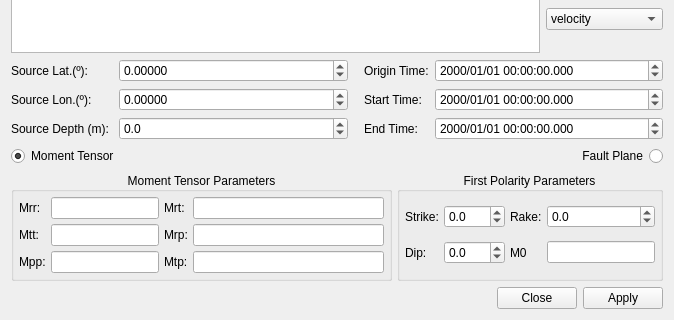
This is isp/resources/designer_uis/SyntheticsGeneratorDialog.ui in ProjectISP/ISP as Qt 5 draws it before an edit; both pictures show x 0 to 674 and y 303 to 623 of the 674 by 623 pixel window. The edited form follows.
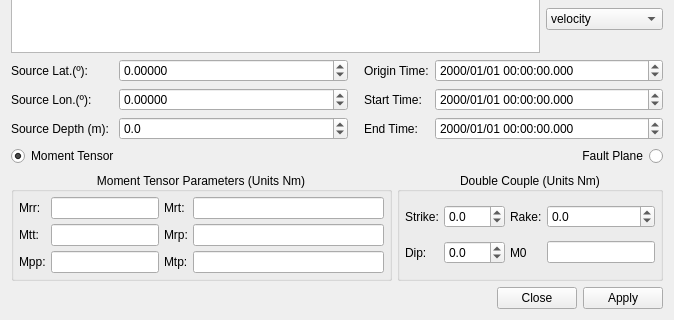
This is the edited form.

The edit to the form file:
```diff
--- a/isp/resources/designer_uis/SyntheticsGeneratorDialog.ui
+++ b/isp/resources/designer_uis/SyntheticsGeneratorDialog.ui
@@ -368,7 +368,7 @@
      <item>
       <widget class="QGroupBox" name="groupBoxMT">
        <property name="title">
-        <string>Moment Tensor Parameters</string>
+        <string>Moment Tensor Parameters (Units Nm)</string>
        </property>
        <property name="alignment">
         <set>Qt::AlignCenter</set>
@@ -520,7 +520,7 @@
      <item>
       <widget class="QGroupBox" name="groupBoxFP">
        <property name="title">
-        <string>First Polarity Parameters</string>
+        <string>Double Couple (Units Nm)</string>
        </property>
        <property name="alignment">
         <set>Qt::AlignCenter</set>
```
